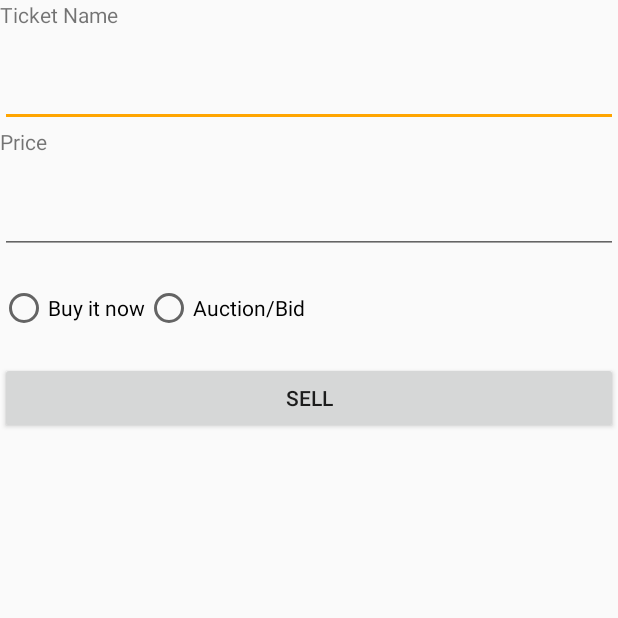
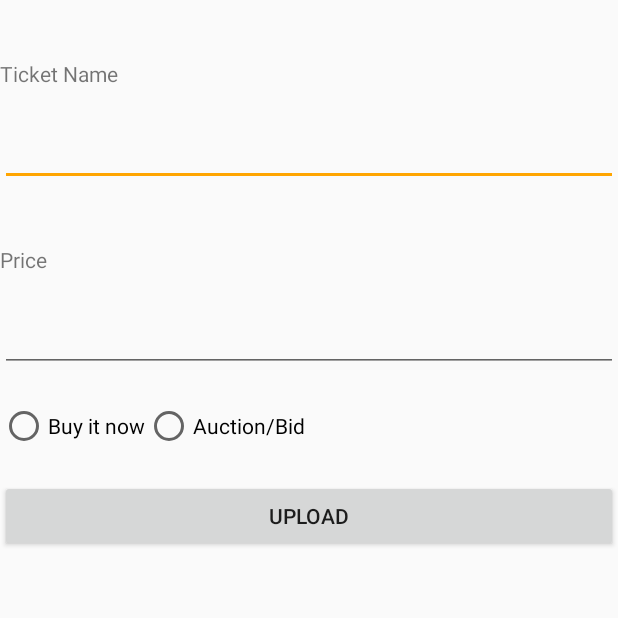
Before and after one commit to mmoshf17/TicketApp, an Android app: the SellActivity screen opened directly, with no data from a screen before it, on a phone screen of 412 x 824 dp, the top half of it. Run offline under Robolectric (Android 15) with nearby library versions, the phone set to English and light mode, and no system bars.

Commit message:
Sell activity updated

```diff
--- a/app/src/main/java/com/example/gvida/ticketapp2/RequestActivity.java
+++ b/app/src/main/java/com/example/gvida/ticketapp2/RequestActivity.java
@@ -107,4 +107,6 @@ public class RequestActivity extends AppCompatActivity
         }
         return super.onOptionsItemSelected(menuItem);
     }
+
+
 }
--- a/app/src/main/res/layout/log_in_window_activity.xml
+++ b/app/src/main/res/layout/log_in_window_activity.xml
@@ -40,6 +40,7 @@
 
     <TextView
         android:id="@+id/Lable"
+        android:textColor="#ff0000"
         android:layout_width="wrap_content"
         android:layout_height="wrap_content"
         android:layout_alignParentEnd="true"
@@ -47,5 +48,5 @@
         android:layout_below="@+id/linearLayout"
         android:layout_marginStart="32dp"
         android:layout_marginTop="25dp"
-        android:text="Here is your lable" />
+        android:text=" "/>
 </RelativeLayout>
--- a/app/src/main/res/layout/sell_activity.xml
+++ b/app/src/main/res/layout/sell_activity.xml
@@ -4,6 +4,12 @@
     android:layout_height="match_parent"
     xmlns:app="http://schemas.android.com/apk/res-auto"
     android:orientation="vertical">
+
+    <TextView
+
+        android:layout_width="wrap_content"
+        android:layout_height="wrap_content"
+        android:paddingBottom="20dp"/>
 
     <TextView
         android:id="@+id/textView"
@@ -17,6 +23,12 @@
         android:layout_width="match_parent"
         android:layout_height="wrap_content"
         android:inputType="textPersonName" />
+
+    <TextView
+
+        android:layout_width="wrap_content"
+        android:layout_height="wrap_content"
+        android:paddingBottom="20dp"/>
 
     <TextView
         android:id="@+id/textView2"
@@ -54,9 +66,11 @@
 
 
     <Button
+
         android:id="@+id/button"
         android:layout_width="match_parent"
         android:layout_height="wrap_content"
-        android:text="@string/sell_button" />
+        android:text="@string/upload_post" />
+
 
 </LinearLayout>
--- a/app/src/main/res/values/strings.xml
+++ b/app/src/main/res/values/strings.xml
@@ -29,6 +29,12 @@
     <string name="enter_your_email">Enter your email</string>
     <string name="repeat_email">Repeat your email</string>
 
+
+    //login
+    <string name="label_error">Here is your label</string>
+    <string name="lable_error_text">k</string>
+
+
     // example list of posts
     <string-array name="list_of_posts_array">
         <item>test1</item>
@@ -44,7 +50,7 @@
     <string name="ticket_name">Ticket Name</string>
     <string name="auction_bid">Auction/Bid</string>
     <string name="buy_it_now">Buy it now</string>
-    <string name="sell_button">Sell</string>
+    <string name="upload_post">Upload</string>
 
     //items for the menu
     <string name="search_icon">Search Icon</string>
```
Also changed, not shown: app/src/main/java/com/example/gvida/ticketapp2/MainMenuActivity.java (+2 -5 lines).
